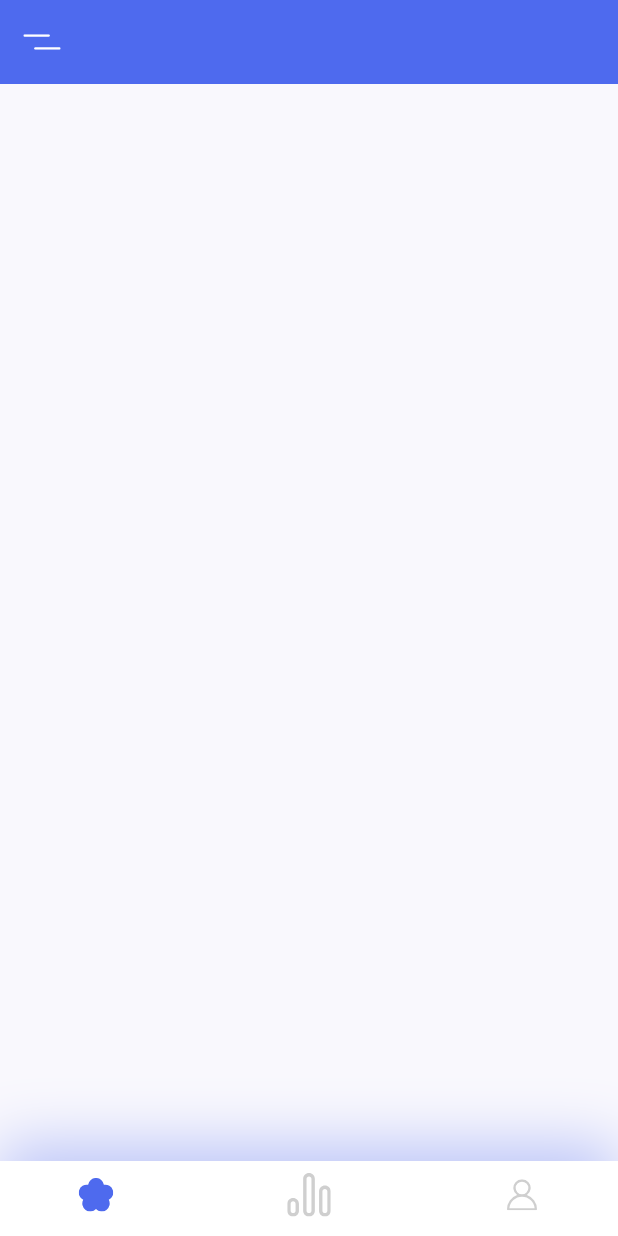
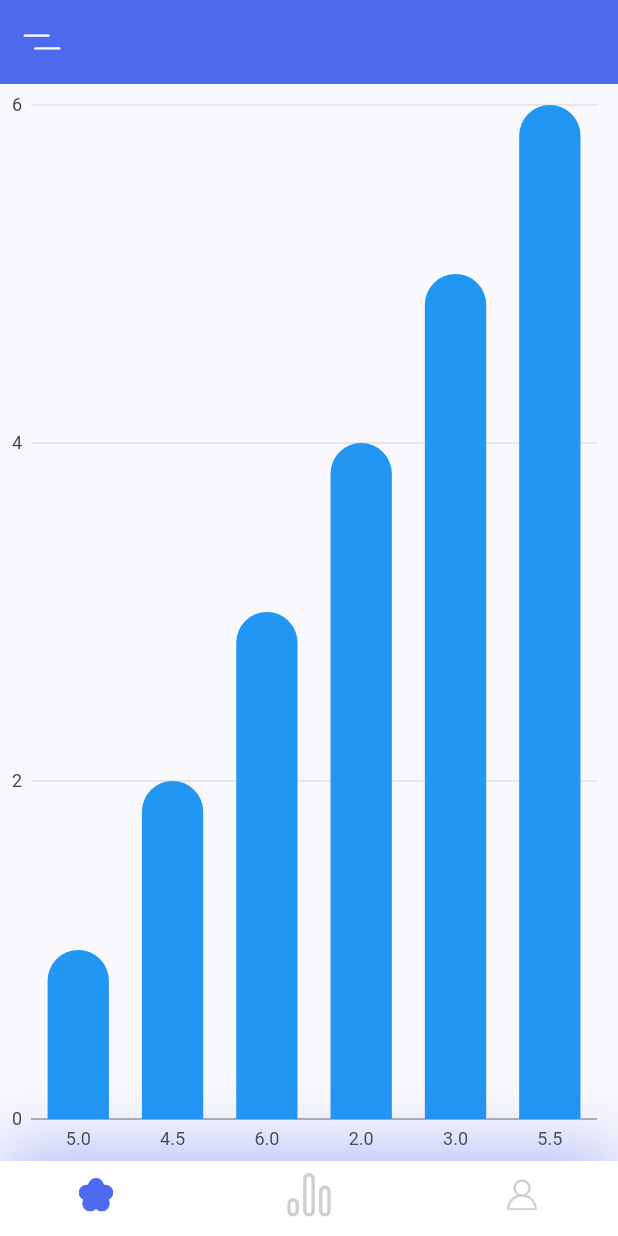
Before and after one commit to sky150/Notenverwaltung, a Flutter app: the screen it shows after launch, item 2 of the bottom bar chosen, on a phone screen of 412 x 824 dp. Run offline on Flutter 3.47's test engine with Material 2 defaults, Android fonts, the phone set to English and light mode, and no system bars; our stand-ins replace charts_flutter, flutter_svg, sqflite; missing offline and left inert: postgres; accounts and stored records are empty; network calls fail.

Commit message:
Some Fixes & Charts

```diff
--- /dev/null
+++ b/App/notenverwaltung/lib/UI/Statistiken/body.dart
@@ -0,0 +1,37 @@
+import 'package:flutter/material.dart';
+import 'package:notenverwaltung/global.dart';
+
+/// Bar chart example
+import 'package:charts_flutter/flutter.dart' as charts;
+import 'package:flutter/material.dart';
+import '../../../semester_screen.dart';
+
+class CustomRoundedBars extends StatelessWidget {
+  final List<charts.Series> seriesList;
+  final bool animate;
+
+  CustomRoundedBars(this.seriesList, {this.animate});
+
+  /// Creates a [BarChart] with custom rounded bars.
+  /*factory CustomRoundedBars.withSampleData() {
+    return new CustomRoundedBars(
+      _createSampleData(),
+      // Disable animations for image tests.
+      animate: false,
+    );
+  }*/
+
+  @override
+  Widget build(BuildContext context) {
+    return new charts.BarChart(
+      seriesList,
+      animate: animate,
+      defaultRenderer: new charts.BarRendererConfig(
+          // By default, bar renderer will draw rounded bars with a constant
+          // radius of 100.
+          // To not have any rounded corners, use [NoCornerStrategy]
+          // To change the radius of the bars, use [ConstCornerStrategy]
+          cornerStrategy: const charts.ConstCornerStrategy(30)),
+    );
+  }
+}
--- a/App/notenverwaltung/lib/UI/Statistiken/statistiken_screen.dart
+++ b/App/notenverwaltung/lib/UI/Statistiken/statistiken_screen.dart
@@ -1,13 +1,15 @@
 import 'package:flutter/material.dart';
+import 'package:notenverwaltung/UI/Statistiken/body.dart';
 import 'package:notenverwaltung/components/my_bottom_nav_bar.dart';
 import 'package:flutter_svg/flutter_svg.dart';
+import 'package:charts_flutter/flutter.dart' as charts;
 
 class StatistikenScreen extends StatelessWidget {
   @override
   Widget build(BuildContext context) {
     return Scaffold(
       appBar: buildAppBar(),
-      //body: Body(),
+      body: CustomRoundedBars(_createSampleData(), animate: true),
       bottomNavigationBar: MyBottomNavBar(),
     );
   }
@@ -22,3 +24,34 @@ class StatistikenScreen extends StatelessWidget {
     );
   }
 }
+
+/// Create one series with sample hard coded data.
+
+List<charts.Series<Grade, String>> _createSampleData() {
+  final data = [
+    new Grade(1, 5.0),
+    new Grade(2, 4.5),
+    new Grade(3, 6),
+    new Grade(4, 2),
+    new Grade(5, 3),
+    new Grade(6, 5.5),
+  ];
+
+  return [
+    new charts.Series<Grade, String>(
+      id: 'Sales',
+      colorFn: (_, __) => charts.MaterialPalette.blue.shadeDefault,
+      domainFn: (Grade sales, _) => sales.grade.toString(),
+      measureFn: (Grade sales, _) => sales.count,
+      data: data,
+    )
+  ];
+}
+
+/// Sample ordinal data type.
+class Grade {
+  final int count;
+  final double grade;
+
+  Grade(this.count, this.grade);
+}
--- a/App/notenverwaltung/lib/models/semester.dart
+++ b/App/notenverwaltung/lib/models/semester.dart
@@ -143,6 +143,7 @@ Future updateSemester(int semesterId, double durchschnitt,
 }
 
 Future createSemester(TextEditingController name, jahr, notiz) async {
+  print("Semester eingaben: " + name.text + " " + jahr.text + " " + notiz.text);
   final response = await http.post(URL_SEMESTER,
       headers: URL_HEADERS,
       body: json.encode({
--- a/App/notenverwaltung/pubspec.yaml
+++ b/App/notenverwaltung/pubspec.yaml
@@ -31,6 +31,7 @@ dependencies:
   sqflite: ^2.0.0+3
   path_provider: ^2.0.1
   postgres: ^2.3.1
+  charts_flutter: ^0.10.0
 
   # The following adds the Cupertino Icons font to your application.
   # Use with the CupertinoIcons class for iOS style icons.
--- a/App/server/lib/model/fach.dart
+++ b/App/server/lib/model/fach.dart
@@ -16,5 +16,8 @@ class _Fach {
   double fach_durchschnitt;
 
   @Column(unique: false)
+  double fach_wunschnote;
+
+  @Column(unique: false)
   int semester_id;
 }
```
Also changed, not shown: App/notenverwaltung/lib/UI/Fach/components/add_fach.dart (+44 -8 lines), App/notenverwaltung/lib/UI/Note/components/add_note.dart (+25 -10 lines), App/notenverwaltung/lib/database_helper.dart (+42 -0 lines), App/notenverwaltung/lib/fach_page.dart (+10 -1 lines), App/notenverwaltung/lib/models/fach.dart (+36 -12 lines), App/notenverwaltung/lib/models/note.dart (+14 -3 lines), App/notenverwaltung/lib/note_screen.dart (+25 -2 lines), DB/Create Tables.txt (added, +22 -0 lines), App/notenverwaltung/pubspec.lock, 3 other files.
